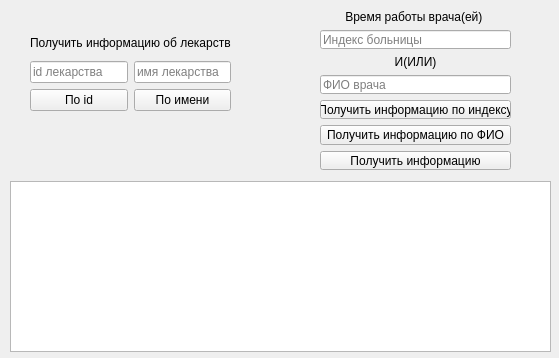
Above: client/gui/ui/info_window.ui from Banifest/HospitalDB before the change. Below: the same form after it.
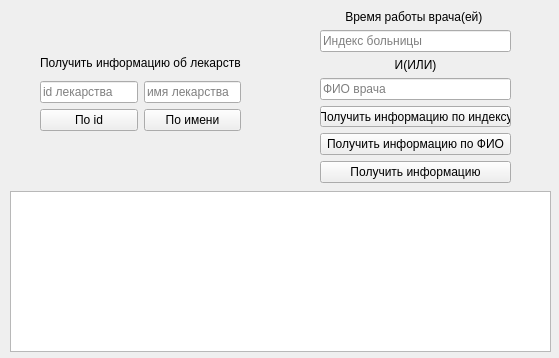
That is the form after the change.

Commit message: complete gui model

Diff of the .ui file:
```diff
--- a/client/gui/ui/info_window.ui
+++ b/client/gui/ui/info_window.ui
@@ -16,8 +16,8 @@
         <widget class="QWidget" name="layoutWidget">
             <property name="geometry">
                 <rect>
-                    <x>30</x>
-                    <y>30</y>
+                    <x>40</x>
+                    <y>50</y>
                     <width>201</width>
                     <height>81</height>
                 </rect>
@@ -67,9 +67,9 @@
             <property name="geometry">
                 <rect>
                     <x>10</x>
-                    <y>181</y>
+                    <y>191</y>
                     <width>541</width>
-                    <height>171</height>
+                    <height>161</height>
                 </rect>
             </property>
         </widget>
@@ -79,7 +79,7 @@
                     <x>320</x>
                     <y>10</y>
                     <width>191</width>
-                    <height>161</height>
+                    <height>173</height>
                 </rect>
             </property>
             <layout class="QGridLayout" name="gridLayout">
```
The commit also changes 7 other files.
